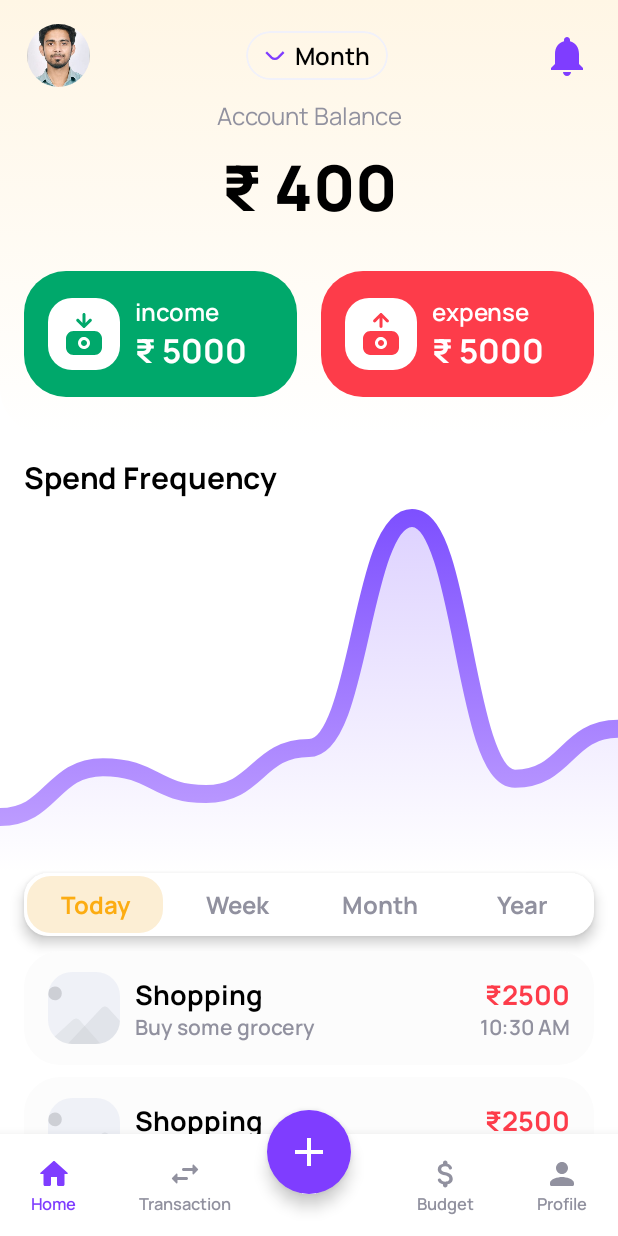
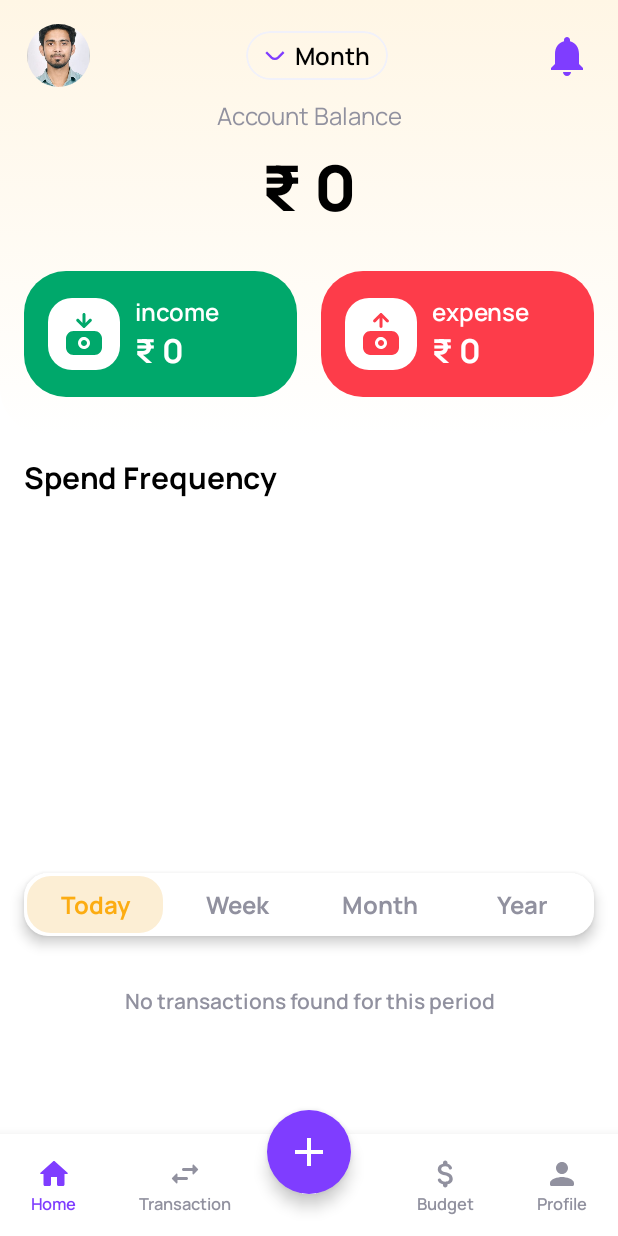
Before and after one commit to pankaj-verma55/Costlytic-Money-Management-app, an Android app built with Jetpack Compose: the DashboardScreen screen opened through its navigation route, on a phone screen of 412 x 824 dp. Run offline under Robolectric (Android 15) with nearby library versions, the phone set to English and light mode, and no system bars; our stand-ins replace Firebase (no records; nobody signed in at launch, a user with empty details on screens opened directly).

Commit message:
dashboard or HomeTabContent.kt mvvm

```diff
--- /dev/null
+++ b/app/src/main/java/com/example/costlyticmoneymanagement/model/data/DashboardUiState.kt
@@ -0,0 +1,10 @@
+package com.example.costlyticmoneymanagement.model.data
+
+data class DashboardUiState(
+    val isLoading: Boolean = true,
+    val accountBalance: Double = 0.0,
+    val totalIncome: Double = 0.0,
+    val totalExpense: Double = 0.0,
+    val chartData: List<Float> = listOf(0f, 0f, 0f, 0f, 0f, 0f, 0f),
+    val recentTransactions: List<TransactionRecord> = emptyList()
+)
--- a/app/src/main/java/com/example/costlyticmoneymanagement/model/AuthRepository.kt
+++ b/app/src/main/java/com/example/costlyticmoneymanagement/model/firebaseRepo/AuthRepository.kt
@@ -1,4 +1,4 @@
-package com.example.costlyticmoneymanagement.model
+package com.example.costlyticmoneymanagement.model.firebaseRepo
 
 import com.google.firebase.auth.FirebaseAuth
 import com.google.firebase.auth.FirebaseAuthInvalidCredentialsException
--- /dev/null
+++ b/app/src/main/java/com/example/costlyticmoneymanagement/model/firebaseRepo/DashboardRepository.kt
@@ -0,0 +1,44 @@
+package com.example.costlyticmoneymanagement.model.firebaseRepo
+
+import com.example.costlyticmoneymanagement.model.data.TransactionRecord
+import com.google.firebase.auth.FirebaseAuth
+import com.google.firebase.database.DataSnapshot
+import com.google.firebase.database.DatabaseError
+import com.google.firebase.database.FirebaseDatabase
+import com.google.firebase.database.ValueEventListener
+import kotlinx.coroutines.channels.awaitClose
+import kotlinx.coroutines.flow.Flow
+import kotlinx.coroutines.flow.callbackFlow
+
+class DashboardRepository(
+    private val auth: FirebaseAuth = FirebaseAuth.getInstance(),
+    private val db: FirebaseDatabase = FirebaseDatabase.getInstance()
+) {
+    fun observeTransactions(tableName: String): Flow<List<TransactionRecord>> = callbackFlow {
+        val uid = auth.currentUser?.uid
+        if (uid == null) {
+            trySend(emptyList())
+            close()
+            return@callbackFlow
+        }
+
+        val ref = db.getReference(tableName).child(uid)
+        val listener = object : ValueEventListener {
+            override fun onDataChange(snapshot: DataSnapshot) {
+                val list = snapshot.children.mapNotNull { child ->
+                    child.getValue(TransactionRecord::class.java)?.copy(
+                        id = child.key ?: ""
+                    )
+                }
+                trySend(list)
+            }
+
+            override fun onCancelled(error: DatabaseError) {
+                trySend(emptyList())
+            }
+        }
+
+        ref.addValueEventListener(listener)
+        awaitClose { ref.removeEventListener(listener) }
+    }
+}
--- a/app/src/main/java/com/example/costlyticmoneymanagement/view/screen/DashboardScreen.kt
+++ b/app/src/main/java/com/example/costlyticmoneymanagement/view/screen/DashboardScreen.kt
@@ -19,9 +19,15 @@ import androidx.compose.ui.text.font.Font
 import androidx.compose.ui.text.font.FontFamily
 import androidx.compose.ui.unit.dp
 import androidx.compose.ui.unit.sp
+import androidx.lifecycle.viewmodel.compose.viewModel
 import com.example.costlyticmoneymanagement.R
 import com.example.costlyticmoneymanagement.model.data.DashboardHistoryDataItem
+import com.example.costlyticmoneymanagement.model.data.TransactionRecord
 import com.example.costlyticmoneymanagement.utils.RenderUrlImage
+import com.example.costlyticmoneymanagement.viewmodel.DashboardViewModel
+import java.text.SimpleDateFormat
+import java.util.Date
+import java.util.Locale
 
 @Composable
 fun DashboardScreen(
@@ -30,10 +36,12 @@ fun DashboardScreen(
     onNavigateToDetail: (key: String, value: String) -> Unit = { _, _ -> },
     onLogoutSuccess: () -> Unit = {},
     onNavigateToCreateBudget: () -> Unit = {},
-    onNavigateToFinancialReport: () -> Unit = {}
+    onNavigateToFinancialReport: () -> Unit = {},
+    dashboardViewModel: DashboardViewModel = viewModel()
 ) {
     // 0 = Home, 1 = Transaction, 2 = Center '+' (Transfer), 3 = Budget, 4 = Profile
-    var selectedBottomTab by remember { mutableIntStateOf(0) }
+    val selectedBottomTab = dashboardViewModel.selectedBottomTab
+    val uiState by dashboardViewModel.uiState.collectAsState()
 
     // Fonts & Colors
     val manropeRegular = FontFamily(Font(R.font.manrope_regular))
@@ -54,8 +62,8 @@ fun DashboardScreen(
                 purpleBlue = purpleBlue,
                 grayText = grayText,
                 manropeSemiBold = manropeSemiBold,
-                onTabSelected = { index -> selectedBottomTab = index },
-                onFabClick = { selectedBottomTab = 2 }
+                onTabSelected = { index -> dashboardViewModel.selectBottomTab(index) },
+                onFabClick = { dashboardViewModel.selectBottomTab(2) }
             )
         }
     ) { innerPadding ->
@@ -67,6 +75,11 @@ fun DashboardScreen(
             when (selectedBottomTab) {
                 0 -> {
                     HomeTabContent(
+                        uiState = uiState,
+                        selectedMonth = dashboardViewModel.selectedMonth,
+                        selectedFilterTab = dashboardViewModel.selectedFilterTab,
+                        onMonthSelected = { dashboardViewModel.selectMonth(it) },
+                        onFilterTabSelected = { dashboardViewModel.selectFilterTab(it) },
                         manropeRegular = manropeRegular,
                         manropeSemiBold = manropeSemiBold,
                         manropeBold = manropeBold,
@@ -75,7 +88,7 @@ fun DashboardScreen(
                         yellowColor = yellowColor,
                         redColor = redColor,
                         onNotificationClick = onNotificationClick,
-                        onNavigateToProfile= {selectedBottomTab = 4},
+                        onNavigateToProfile = { dashboardViewModel.selectBottomTab(4) },
                         onNavigateToMoney = onNavigateToMoney
                     )
                 }
@@ -113,17 +126,6 @@ fun DashboardScreen(
                         onNavigateToDetail = onNavigateToDetail,
                         onLogoutSuccess = onLogoutSuccess
                     )
-//                    Box(
-//                        modifier = Modifier.fillMaxSize(),
-//                        contentAlignment = Alignment.Center
-//                    ) {
-//                        Text(
-//                            text = "Profile Screen",
-//                            fontFamily = manropeBold,
-//                            fontSize = 18.sp,
-//                            color = grayText
-//                        )
-//                    }
                 }
             }
         }
@@ -132,12 +134,23 @@ fun DashboardScreen(
 
 @Composable
 fun DashboardHistoryRow(
-    item: DashboardHistoryDataItem,
+    item: TransactionRecord,
     manropeBold: FontFamily,
     manropeSemiBold: FontFamily,
     grayText: Color,
     redColor: Color
 ) {
+    val isIncome = item.type.equals("Income", ignoreCase = true)
+    val amountColor = if (isIncome) Color(0xFF00A86B) else redColor
+    val amountPrefix = if (isIncome) "+ ₹" else "- ₹"
+    val formattedTime = remember(item.timestamp) {
+        if (item.timestamp > 0L) {
+            SimpleDateFormat("hh:mm a", Locale.ENGLISH).format(Date(item.timestamp))
+        } else {
+            "Just now"
+        }
+    }
+
     Row(
         verticalAlignment = Alignment.CenterVertically,
         modifier = Modifier
@@ -150,21 +163,13 @@ fun DashboardHistoryRow(
                 vertical = 14.dp
             )
     ) {
-        if (item.image != null) {
-            RenderUrlImage(
-                imageUrl = item.image,
-                contentDescription = "Category Icon",
-                modifier = Modifier
-                    .size(48.dp)
-                    .clip(RoundedCornerShape(16.dp))
-            )
-        } else {
-            Image(
-                painter = painterResource(id = R.drawable.ic_img_placeholder),
-                contentDescription = "Placeholder Icon",
-                modifier = Modifier.size(48.dp)
-            )
-        }
+        Image(
+            painter = painterResource(
+                id = if (isIncome) R.drawable.ic_income else R.drawable.expense
+            ),
+            contentDescription = item.category,
+            modifier = Modifier.size(48.dp)
+        )
 
         Column(
             modifier = Modifier
@@ -172,13 +177,13 @@ fun DashboardHistoryRow(
                 .padding(start = dimensionResource(id = R.dimen.dimen_10))
         ) {
             Text(
-                text = "Shopping",
+                text = item.category.ifBlank { item.type },
                 fontFamily = manropeBold,
                 fontSize = 18.sp,
                 color = Color.Black
             )
             Text(
-                text = "Buy some grocery",
+                text = item.description.ifBlank { item.wallet },
                 fontFamily = manropeSemiBold,
                 fontSize = 14.sp,
                 color = grayText
@@ -187,13 +192,13 @@ fun DashboardHistoryRow(
 
         Column(horizontalAlignment = Alignment.End) {
             Text(
-                text = item.price ?: "- ₹100",
+                text = "$amountPrefix${item.numericAmount().toInt()}",
                 fontFamily = manropeBold,
                 fontSize = 18.sp,
-                color = redColor
+                color = amountColor
             )
             Text(
-                text = item.time ?: "10:00 AM",
+                text = formattedTime,
                 fontFamily = manropeSemiBold,
                 fontSize = 14.sp,
                 color = grayText
--- a/app/src/main/java/com/example/costlyticmoneymanagement/view/screen/HomeTabContent.kt
+++ b/app/src/main/java/com/example/costlyticmoneymanagement/view/screen/HomeTabContent.kt
@@ -37,12 +37,17 @@ import androidx.compose.ui.unit.dp
 import androidx.compose.ui.unit.sp
 import com.example.Costlytic.Utils.Constant
 import com.example.costlyticmoneymanagement.R
-import com.example.costlyticmoneymanagement.model.data.DashboardHistoryDataItem
+import com.example.costlyticmoneymanagement.model.data.DashboardUiState
 import com.example.costlyticmoneymanagement.view.uicomponent.CircularImageView
 import com.example.costlyticmoneymanagement.view.uicomponent.LineChartView
 
 @Composable
 fun HomeTabContent(
+    uiState: DashboardUiState,
+    selectedMonth: String,
+    selectedFilterTab: String,
+    onMonthSelected: (String) -> Unit,
+    onFilterTabSelected: (String) -> Unit,
     manropeRegular: FontFamily,
     manropeSemiBold: FontFamily,
     manropeBold: FontFamily,
@@ -54,44 +59,44 @@ fun HomeTabContent(
     onNavigateToProfile: () -> Unit,
     onNavigateToMoney: (typeKey: String, typeValue: String) -> Unit
 ) {
-    val dummyList = remember {
-        listOf(
-            DashboardHistoryDataItem(
-                image = "https://via.placeholder.com/100",
-                price = "₹2500",
-                time = "10:30 AM"
-            ),
-            DashboardHistoryDataItem(
-                image = "https://via.placeholder.com/100",
-                price = "₹2500",
-                time = "10:30 AM"
-            ),
-            DashboardHistoryDataItem(
-                image = "https://via.placeholder.com/100",
-                price = "₹2500",
-                time = "10:30 AM"
-            ),
-            DashboardHistoryDataItem(
-                image = "https://via.placeholder.com/100",
-                price = "₹2500",
-                time = "10:30 AM"
-            ),
-            DashboardHistoryDataItem(
-                image = "https://via.placeholder.com/100",
-                price = "₹1200",
-                time = "Yesterday"
-            ),
-            DashboardHistoryDataItem(
-                image = "https://via.placeholder.com/100",
-                price = "₹5400",
-                time = "12 Feb 2026"
-            )
-        )
-    }
-
-    val dummyChartData = remember {
-        listOf(120f, 250f, 180f, 300f, 900f, 220f, 350f)
-    }
+//    val dummyList = remember {
+//        listOf(
+//            DashboardHistoryDataItem(
+//                image = "https://via.placeholder.com/100",
+//                price = "₹2500",
+//                time = "10:30 AM"
+//            ),
+//            DashboardHistoryDataItem(
+//                image = "https://via.placeholder.com/100",
+//                price = "₹2500",
+//                time = "10:30 AM"
+//            ),
+//            DashboardHistoryDataItem(
+//                image = "https://via.placeholder.com/100",
+//                price = "₹2500",
+//                time = "10:30 AM"
+//            ),
+//            DashboardHistoryDataItem(
+//                image = "https://via.placeholder.com/100",
+//                price = "₹2500",
+//                time = "10:30 AM"
+//            ),
+//            DashboardHistoryDataItem(
+//                image = "https://via.placeholder.com/100",
+//                price = "₹1200",
+//                time = "Yesterday"
+//            ),
+//            DashboardHistoryDataItem(
+//                image = "https://via.placeholder.com/100",
+//                price = "₹5400",
+//                time = "12 Feb 2026"
+//            )
+//        )
+//    }
+//
+//    val dummyChartData = remember {
+//        listOf(120f, 250f, 180f, 300f, 900f, 220f, 350f)
+//    }
 
     val monthOptions = remember {
         listOf(
@@ -99,10 +104,12 @@ fun HomeTabContent(
             "July", "August", "September", "October", "November", "December"
         )
     }
-    var selectedMonth by remember { mutableStateOf("Month") }
+
+    // Pure UI visibility state for month dropdown slider
     var isMonthSliderVisible by remember { mutableStateOf(false) }
     val purpleBlue = colorResource(id = R.color.purple_blue)
 
+    // Chart entrance animation
     var chartVisible by remember { mutableStateOf(false) }
     val chartAlpha by animateFloatAsState(
         targetValue = if (chartVisible) 1f else 0f,
@@ -117,8 +124,6 @@ fun HomeTabContent(
     LaunchedEffect(Unit) {
         chartVisible = true
     }
-
-    var selectedFilterTab by remember { mutableStateOf("Today") }
 
     Column(
         modifier = Modifier
@@ -151,7 +156,9 @@ fun HomeTabContent(
             ) {
                 CircularImageView(
                     resId = R.drawable.profile,
-                    modifier = Modifier.size(42.dp).clickable{
+                    modifier = Modifier
+                        .size(42.dp)
+                        .clickable {
                             onNavigateToProfile()
                         }
                 )
@@ -198,6 +205,7 @@ fun HomeTabContent(
                 )
             }
 
+            // Expandable Month Selector Slider
             AnimatedVisibility(
                 visible = isMonthSliderVisible,
                 enter = expandVertically() + fadeIn(),
@@ -209,7 +217,8 @@ fun HomeTabContent(
                     modifier = Modifier.fillMaxWidth()
                 ) {
                     items(monthOptions) { month ->
-                        val isSelected = selectedMonth == month || (selectedMonth == "Month" && month == "All")
+                        val isSelected =
+                            selectedMonth == month || (selectedMonth == "Month" && month == "Yearly")
 
                         Box(
                             contentAlignment = Alignment.Center,
@@ -217,9 +226,8 @@ fun HomeTabContent(
                                 .clip(RoundedCornerShape(20.dp))
                                 .background(if (isSelected) purpleBlue else Color(0xFFEEE5FF))
                                 .clickable {
-                                    selectedMonth = month
+                                    onMonthSelected(month)
                                     isMonthSliderVisible = false
-                                    // Filter dashboard transactions / chart data by `month` here
                                 }
                                 .padding(horizontal = 16.dp, vertical = 8.dp)
                         ) {
@@ -234,7 +242,7 @@ fun HomeTabContent(
                 }
             }
 
-            // Account Balance Label & Amount
+            // Account Balance Label & Live Amount from ViewModel
             Text(
                 text = "Account Balance",
                 fontSize = 16.sp,
@@ -246,7 +254,7 @@ fun HomeTabContent(
             )
 
             Text(
-                text = "₹ 400",
+                text = "₹ ${uiState.accountBalance.toInt()}",
                 fontSize = 42.sp,
                 fontFamily = manropeExtraBold,
                 color = Color.Black,
@@ -303,7 +311,7 @@ fun HomeTabContent(
                             color = Color.White
                         )
                         Text(
-                            text = "₹ 5000",
+                            text = "₹ ${uiState.totalIncome.toInt()}",
                             fontFamily = manropeBold,
                             fontSize = 22.sp,
                             maxLines = 1,
@@ -354,7 +362,7 @@ fun HomeTabContent(
                             color = Color.White
                         )
                         Text(
-                            text = "₹ 5000",
+                            text = "₹ ${uiState.totalExpense.toInt()}",
                             fontFamily = manropeBold,
                             fontSize = 22.sp,
                             maxLines = 1,
@@ -377,9 +385,9 @@ fun HomeTabContent(
                 .padding(top = 14.dp)
         )
 
-        // Animated Line Chart
+        // Animated Line Chart (Live from ViewModel)
         LineChartView(
-            data = dummyChartData,
+            data = uiState.chartData,
             modifier = Modifier
                 .fillMaxWidth()
                 .height(250.dp)
@@ -415,7 +423,7 @@ fun HomeTabContent(
                             .weight(1f)
                             .clip(RoundedCornerShape(dimensionResource(id = R.dimen.dimen_16)))
                             .background(if (isSelected) Color(0xFFFCEED4) else Color.Transparent)
-                            .clickable { selectedFilterTab = tab }
+                            .clickable { onFilterTabSelected(tab) }
                             .padding(
                                 vertical = dimensionResource(id = R.dimen.dimen_8)
                             )
@@ -433,14 +441,26 @@ fun HomeTabContent(
             }
         }
 
-        // Transaction History List
+        // Live Transaction History List
         Column(
             modifier = Modifier
                 .fillMaxWidth()
                 .padding(horizontal = dimensionResource(id = R.dimen.dimen_16))
                 .padding(top = 10.dp, bottom = 16.dp)
         ) {
-            dummyList.forEach { item ->
+            if (uiState.recentTransactions.isEmpty() && !uiState.isLoading) {
+                Text(
+                    text = "No transactions found for this period",
+                    fontFamily = manropeSemiBold,
+                    fontSize = 14.sp,
+                    color = grayText,
+                    textAlign = TextAlign.Center,
+                    modifier = Modifier
+                        .fillMaxWidth()
+                        .padding(vertical = 24.dp)
+                )
+            } else {
+                uiState.recentTransactions.forEach { item ->
                     DashboardHistoryRow(
                         item = item,
                         manropeBold = manropeBold,
@@ -452,3 +472,4 @@ fun HomeTabContent(
             }
         }
     }
+}
--- a/app/src/main/java/com/example/costlyticmoneymanagement/viewmodel/AuthViewModel.kt
+++ b/app/src/main/java/com/example/costlyticmoneymanagement/viewmodel/AuthViewModel.kt
@@ -6,7 +6,7 @@ import androidx.compose.runtime.mutableStateOf
 import androidx.compose.runtime.setValue
 import androidx.lifecycle.ViewModel
 import androidx.lifecycle.viewModelScope
-import com.example.costlyticmoneymanagement.model.AuthRepository
+import com.example.costlyticmoneymanagement.model.firebaseRepo.AuthRepository
 import com.example.costlyticmoneymanagement.model.sealed.AuthResult
 import kotlinx.coroutines.delay
 import kotlinx.coroutines.launch
--- a/app/src/main/java/com/example/costlyticmoneymanagement/viewmodel/DashboardViewModel.kt
+++ b/app/src/main/java/com/example/costlyticmoneymanagement/viewmodel/DashboardViewModel.kt
@@ -1 +1,140 @@
 package com.example.costlyticmoneymanagement.viewmodel
+
+import androidx.compose.runtime.getValue
+import androidx.compose.runtime.mutableIntStateOf
+import androidx.compose.runtime.mutableStateOf
+import androidx.compose.runtime.setValue
+import androidx.lifecycle.ViewModel
+import androidx.lifecycle.viewModelScope
+import com.example.costlyticmoneymanagement.model.data.DashboardUiState
+import com.example.costlyticmoneymanagement.model.data.TransactionRecord
+import com.example.costlyticmoneymanagement.model.firebaseRepo.DashboardRepository
+import kotlinx.coroutines.flow.MutableStateFlow
+import kotlinx.coroutines.flow.SharingStarted
+import kotlinx.coroutines.flow.StateFlow
+import kotlinx.coroutines.flow.combine
+import kotlinx.coroutines.flow.stateIn
+import java.text.SimpleDateFormat
+import java.util.Calendar
+import java.util.Date
+import java.util.Locale
+
+class DashboardViewModel(
+    private val repository: DashboardRepository = DashboardRepository()
+) : ViewModel() {
+
+    // Bottom bar tab state (0 = Home, 1 = Transaction, 2 = Add, 3 = Budget, 4 = Profile)
+    var selectedBottomTab by mutableIntStateOf(0)
+        private set
+
+    // Filter states
+    private val _selectedMonth = MutableStateFlow("Month")
+    var selectedMonth by mutableStateOf("Month")
+        private set
+
+    private val _selectedFilterTab = MutableStateFlow("Today")
+    var selectedFilterTab by mutableStateOf("Today")
+        private set
+
+    fun selectBottomTab(index: Int) {
+        selectedBottomTab = index
+    }
+
+    fun selectMonth(month: String) {
+        selectedMonth = month
+        _selectedMonth.value = month
+    }
+
+    fun selectFilterTab(tab: String) {
+        selectedFilterTab = tab
+        _selectedFilterTab.value = tab
+    }
+
+    val uiState: StateFlow<DashboardUiState> = combine(
+        repository.observeTransactions("table_Income"),
+        repository.observeTransactions("table_Expense"),
+        _selectedMonth,
+        _selectedFilterTab
+    ) { incomes, expenses, month, rangeTab ->
+
+        val filteredIncomes = filterByMonthAndRange(incomes, month, rangeTab)
+        val filteredExpenses = filterByMonthAndRange(expenses, month, rangeTab)
+
+        val incomeSum = filteredIncomes.sumOf { it.numericAmount() }
+        val expenseSum = filteredExpenses.sumOf { it.numericAmount() }
+        val balance = incomeSum - expenseSum
+
+        // Build chart points from filtered expenses (fallback to zeros so LineChartView renders smoothly)
+        val expensePoints = filteredExpenses
+            .sortedBy { it.timestamp }
+            .map { it.numericAmount().toFloat() }
+            .let { points ->
+                when {
+                    points.isEmpty() -> listOf(0f, 0f, 0f, 0f, 0f, 0f, 0f)
+                    points.size == 1 -> listOf(0f, points[0])
+                    else -> points
+                }
+            }
+
+        val combinedHistory = (filteredIncomes.map { it.copy(type = "Income") } +
+                filteredExpenses.map { it.copy(type = "Expense") })
+            .sortedByDescending { it.timestamp }
+
+        DashboardUiState(
+            isLoading = false,
+            accountBalance = balance,
+            totalIncome = incomeSum,
+            totalExpense = expenseSum,
+            chartData = expensePoints,
+            recentTransactions = combinedHistory
+        )
+    }.stateIn(
+        scope = viewModelScope,
+        started = SharingStarted.WhileSubscribed(5_000L),
+        initialValue = DashboardUiState()
+    )
+
+    private fun filterByMonthAndRange(
+        records: List<TransactionRecord>,
+        selectedMonth: String,
+        rangeTab: String
+    ): List<TransactionRecord> {
+        val now = Calendar.getInstance()
+        val monthFormat = SimpleDateFormat("MMMM", Locale.ENGLISH)
+
+        return records.filter { record ->
+            if (record.timestamp <= 0L) return@filter true
+
+            val recordCal = Calendar.getInstance().apply { timeInMillis = record.timestamp }
+
+            // 1. Month Pill Filter
+            val matchesMonth = if (selectedMonth == "Month" || selectedMonth == "Yearly") {
+                true
+            } else {
+                monthFormat.format(Date(record.timestamp)).equals(selectedMonth, ignoreCase = true)
+            }
+
+            // 2. Today / Week / Month / Year Filter
+            val matchesRange = when (rangeTab) {
+                "Today" -> {
+                    now.get(Calendar.YEAR) == recordCal.get(Calendar.YEAR) &&
+                            now.get(Calendar.DAY_OF_YEAR) == recordCal.get(Calendar.DAY_OF_YEAR)
+                }
+                "Week" -> {
+                    now.get(Calendar.YEAR) == recordCal.get(Calendar.YEAR) &&
+                            now.get(Calendar.WEEK_OF_YEAR) == recordCal.get(Calendar.WEEK_OF_YEAR)
+                }
+                "Month" -> {
+                    now.get(Calendar.YEAR) == recordCal.get(Calendar.YEAR) &&
+                            now.get(Calendar.MONTH) == recordCal.get(Calendar.MONTH)
+                }
+                "Year" -> {
+                    now.get(Calendar.YEAR) == recordCal.get(Calendar.YEAR)
+                }
+                else -> true
+            }
+
+            matchesMonth && matchesRange
+        }
+    }
+}
```
Also changed, not shown: app/src/main/java/com/example/costlyticmoneymanagement/model/data/TransactionRecord.kt (added, +16 -0 lines). Lines whose indentation alone changed are shown as unchanged.
